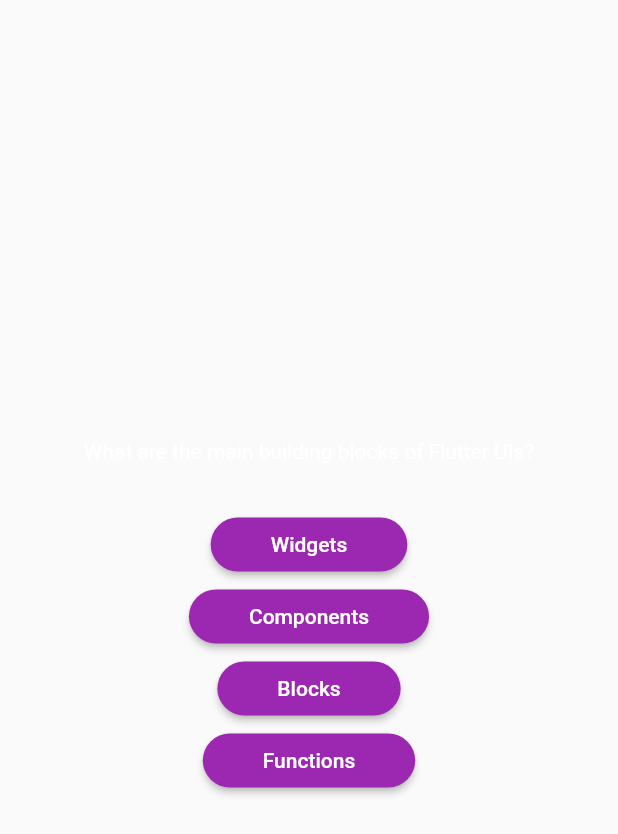
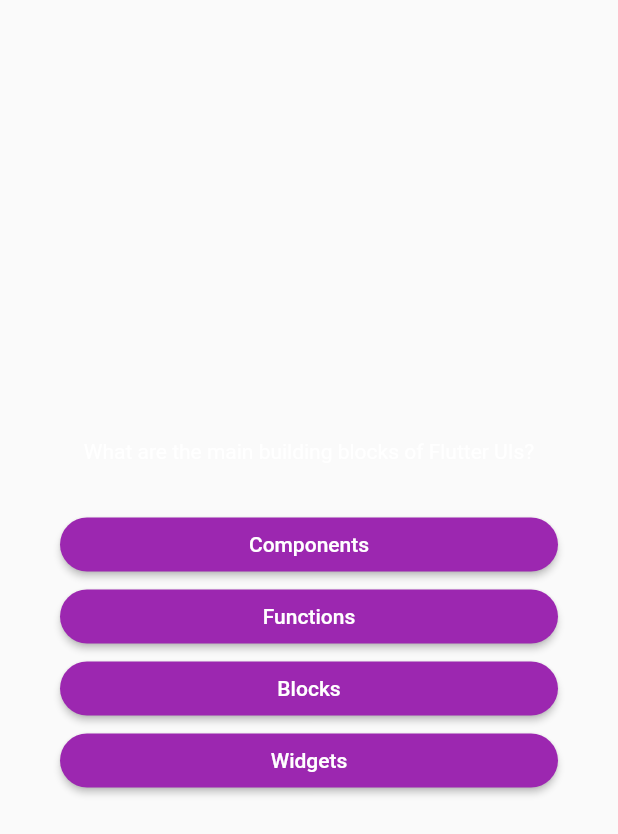
Before and after one commit to abhisha2334/Quiz-App, a Flutter app: the QuestionScreen widget shown alone on an empty page, opened directly, on a phone screen of 412 x 824 dp. Shown: the top 834 px of the screen. Run offline on Flutter 3.47's test engine with Material 2 defaults, Android fonts, the phone set to English and light mode, and no system bars.

Commit message:
commit 2

```diff
--- a/lib/answer_button.dart
+++ b/lib/answer_button.dart
@@ -19,7 +19,7 @@ class AnswerButton extends StatelessWidget {
           shape: RoundedRectangleBorder(
             borderRadius: BorderRadius.circular(40),
           )),
-      child: Text(answerText),
+      child: Text(answerText, textAlign: TextAlign.center,),
     );
   }
 }
--- a/lib/data/questions.dart
+++ b/lib/data/questions.dart
@@ -10,15 +10,16 @@ const questions = [
       'Functions',
     ],
   ),
-  QuizQuestion('How are Flutter UIs built?', [
+  QuizQuestion(
+    'How are Flutter UIs built?',
+    [
       'By combining widgets in code',
       'By combining widgets in a visual editor',
       'By defining widgets in config files',
       'By using XCode for iOS and Android Studio for Android',
-  ]),
-  QuizQuestion(
-    'What\'s the purpose of a StatefulWidget?',
-    [
+    ],
+  ),
+  QuizQuestion('What\'s the purpose of a StatefulWidget?', [
     'Update UI as data changes',
     'Update data as UI changes',
     'Ignore data changes',
@@ -49,7 +50,7 @@ const questions = [
       'By calling setState()',
       'By calling updateData()',
       'By calling updateUI()',
-      'By calling updateState()',],
+      'By calling updateState()',
+    ],
   ),
-
 ];
--- a/lib/models/quiz_questions.dart
+++ b/lib/models/quiz_questions.dart
@@ -1,7 +1,10 @@
-
-
 class QuizQuestion {
- const  QuizQuestion(this.text, this.answers);
+  const QuizQuestion(this.text, this.answers);
   final String text;
   final List<String> answers;
+  List<String> getShuffledAnswers() {
+    final shuffledList = List.of(answers);
+    shuffledList.shuffle();
+    return shuffledList;
+  }
 }
--- a/lib/question_screen.dart
+++ b/lib/question_screen.dart
@@ -11,23 +11,41 @@ class QuestionScreen extends StatefulWidget {
 }
 
 class _QuestionScreenState extends State<QuestionScreen> {
+  var currentQuestionIndex = 0;
+  void answerQuestion() {
+    setState(() {
+      currentQuestionIndex++;
+
+    });
+  }
+
   @override
   Widget build(context) {
-    final currentQuestion = questions[0];
+    final currentQuestion = questions[currentQuestionIndex];
     return SizedBox(
       width: double.infinity,
+      child: Container(
+        margin: const EdgeInsets.all(40),
         child: Column(
           mainAxisAlignment: MainAxisAlignment.center,
+          crossAxisAlignment: CrossAxisAlignment.stretch,
           children: [
             Text(
               currentQuestion.text,
-            style: const TextStyle(color: Colors.white),
+              style: const TextStyle(
+                color: Colors.white,
+              ),
+              textAlign: TextAlign.center,
             ),
             const SizedBox(height: 30),
-          ...currentQuestion.answers.map((answer) {
-            return AnswerButton(answerText: answer, onTap: () {});
+            ...currentQuestion.getShuffledAnswers().map((answer) {
+              return AnswerButton(
+                answerText: answer,
+                onTap: answerQuestion,
+              );
             })
           ],
+        ),
       ),
     );
   }
--- a/lib/quiz.dart
+++ b/lib/quiz.dart
@@ -22,7 +22,7 @@ class _QuizState extends State<Quiz> {
   @override
   Widget build(context) {
     Widget screenWidget = StartScreen(switchScreen);
-    if(activeScreen=='question-screen'){
+    if(activeScreen=='questions-screen'){
     screenWidget =const QuestionScreen();
     }
     return MaterialApp(
```
Lines whose indentation alone changed are shown as unchanged.
